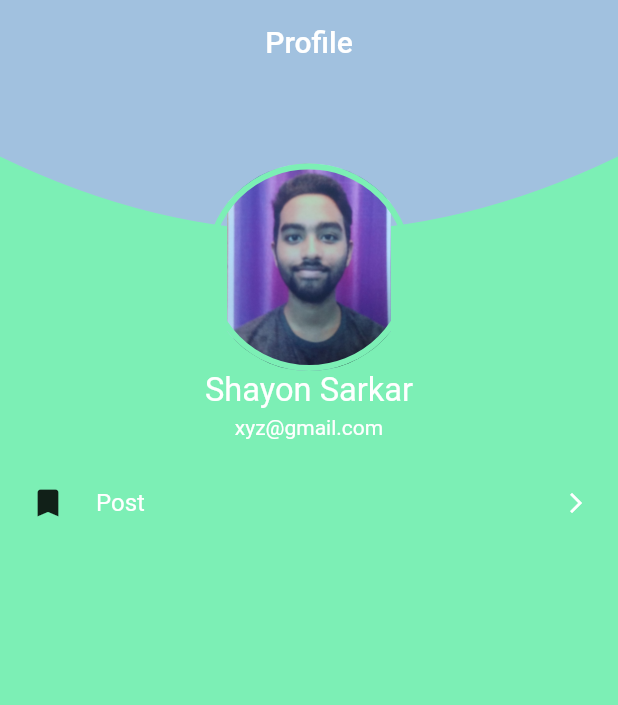
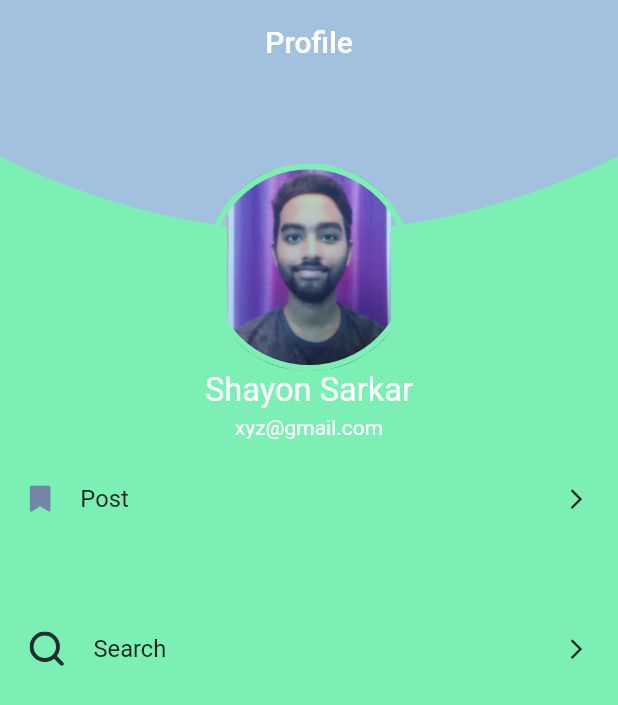
Before and after one commit to gfadu/finymo, a Flutter app: the screen it shows after launch, after a tap on "LOGIN", on a phone screen of 412 x 824 dp. Shown: the top 705 px of the screen. Run offline on Flutter 3.47's test engine with Material 2 defaults, Android fonts, the phone set to English and light mode, and no system bars; our stand-ins replace flutter_svg.

Commit message:
components added

```diff
--- a/lib/components/body.dart
+++ b/lib/components/body.dart
@@ -1,48 +1,147 @@
+
+import 'package:finymo/screen/register.dart';
 import 'package:finymo/size_config.dart';
 import 'package:flutter/material.dart';
-import 'info.dart';
+import 'package:flutter_svg/svg.dart';
 
 class Body extends StatelessWidget {
   @override
   Widget build(BuildContext context) {
-    return Column(children: <Widget>[
-      Info(
-        image: "images/profile.jpg",
-        name: "Shayon Sarkar",
-        email: "xyz@gmail.com",
+    return Column(
+      children: <Widget>[
+        SizedBox(
+          height: SizeConfig.defaultSize * 24,
+          child: Stack(
+            children: <Widget>[
+              ClipPath(
+                clipper: CustomShape(),
+                child: Container(
+                  height: SizeConfig.defaultSize * 15,
+                  color: Color(0x6DEEE5A5BCE4),
                 ),
-      InkWell(
-        onTap: () {},
+              ),
+              Center(
+                child: Column(
+                  mainAxisAlignment: MainAxisAlignment.end,
+                  children: <Widget>[
+                    Container(
+                      height: SizeConfig.defaultSize * 14,
+                      width: SizeConfig.defaultSize * 14,
+                      decoration: BoxDecoration(
+                          shape: BoxShape.circle,
+                          border: Border.all(
+                            color: Color(0xA2F5FF7CEFB5),
+                            width: SizeConfig.defaultSize * 0.4,
+                          ),
+                          image: DecorationImage(
+                            image: AssetImage('images/profile.jpg'),
+                          )),
+                    ),
+                    Text(
+                      'Shayon Sarkar',
+                      style: TextStyle(
+                        fontSize: SizeConfig.defaultSize * 2.2,
+                        color: Colors.white,
+                      ),
+                    ),
+                    SizedBox(
+                      height: SizeConfig.defaultSize / 2,
+                    ),
+                    Text(
+                      "xyz@gmail.com",
+                      style: TextStyle(
+                          fontWeight: FontWeight.w400, color: Colors.white),
+                    )
+                  ],
+                ),
+              )
+            ],
+          ),
+        ),
+        MenuItems(
+          title: "Post",
+          iconsrc: "images/bookmark_fill.svg",
+          press: () {
+            Navigator.of(context).push(
+              MaterialPageRoute(
+                builder: (context)=> Register()
+              )
+            );
+          },
+        ),
+        SizedBox(
+          height: SizeConfig.defaultSize * 2,
+        ),
+        MenuItems(
+          title: "Search",
+          iconsrc: "images/search.svg",
+          press: () {},
+        )
+      ],
+    );
+  }
+}
+
+
+
+class MenuItems extends StatelessWidget {
+  const MenuItems({
+    Key key, this.title, this.press, this.iconsrc,
+  }) : super(key: key);
+  final String  iconsrc,title;
+  final Function press;
+
+  @override
+  Widget build(BuildContext context) {
+    return InkWell(
+      onTap: press,
       child: Padding(
         padding: EdgeInsets.symmetric(
-            horizontal: 20,
-            vertical: 30,
+          horizontal: SizeConfig.defaultSize*2,
+          vertical: SizeConfig.defaultSize*3,
         ),
         child: Row(
           children: <Widget>[
-              Icon(
-                Icons.bookmark,
-              ),
-              SizedBox(width: 20,
+            SvgPicture.asset(iconsrc),
+            SizedBox(
+              width: SizeConfig.defaultSize * 2,
             ),
             Text(
-                "Post",
+              title,
               style: TextStyle(
-                  fontSize: 16,
-                  color: Colors.white,
+                fontSize: SizeConfig.defaultSize * 1.6,
               ),
             ),
             Spacer(),
             Icon(
               Icons.arrow_forward_ios,
-                size: 16,
-                color: Colors.white,
+              size: SizeConfig.defaultSize * 1.6,
             )
           ],
         ),
       ),
-      )
-    ]
     );
   }
 }
+
+class CustomShape extends CustomClipper<Path> {
+  @override
+  Path getClip(Size size) {
+    var path = Path();
+    double height = size.height;
+    double width = size.width;
+    path.lineTo(0, height - 100);
+    path.quadraticBezierTo(width / 2, height, width, height - 100);
+    path.lineTo(width, 0);
+    path.close();
+    return path;
+    // TODO: implement getClip
+    throw UnimplementedError();
+  }
+
+  @override
+  bool shouldReclip(CustomClipper<Path> oldClipper) {
+    // TODO: implement shouldReclip
+    throw UnimplementedError();
+  }
+}
--- a/lib/components/info.dart
+++ /dev/null
@@ -1,84 +0,0 @@
-import 'package:flutter/material.dart';
-import 'package:finymo/size_config.dart';
-
-class Info extends StatelessWidget {
-  const Info({
-    Key key, this.name, this.email, this.image,
-  }) : super(key: key);
-  final String name, email, image;
-
-  @override
-  Widget build(BuildContext context) {
-    return SizedBox(
-      height: SizeConfig.defaultSize * 24,
-      child: Stack(
-        children: <Widget>[
-          ClipPath(
-            clipper: CustomShape(),
-            child: Container(
-              height: SizeConfig.defaultSize * 15,
-              color: Color(0x6DEEE5A5BCE4),
-            ),
-          ),
-          Center(
-            child: Column(
-              mainAxisAlignment: MainAxisAlignment.end,
-              children: <Widget>[
-                Container(
-                  height: SizeConfig.defaultSize * 14,
-                  width: SizeConfig.defaultSize * 14,
-                  decoration: BoxDecoration(
-                      shape: BoxShape.circle,
-                      border: Border.all(
-                        color: Color(0xA2F5FF7CEFB5),
-                        width: SizeConfig.defaultSize * 0.4,
-                      ),
-                      image: DecorationImage(
-                        image: AssetImage(image),
-                      )),
-                ),
-                Text(
-                  name,
-                  style: TextStyle(
-                    fontSize: SizeConfig.defaultSize * 2.2,
-                    color: Colors.white,
-                  ),
-                ),
-                SizedBox(
-                  height: SizeConfig.defaultSize / 2,
-                ),
-                Text(
-                  email,
-                  style: TextStyle(
-                      fontWeight: FontWeight.w400, color: Colors.white),
-                )
-              ],
-            ),
-          )
-        ],
-      ),
-    );
-  }
-}
-
-class CustomShape extends CustomClipper<Path> {
-  @override
-  Path getClip(Size size) {
-    var path = Path();
-    double height = size.height;
-    double width = size.width;
-    path.lineTo(0, height - 100);
-    path.quadraticBezierTo(width / 2, height, width, height - 100);
-    path.lineTo(width, 0);
-    path.close();
-    return path;
-    // TODO: implement getClip
-    throw UnimplementedError();
-  }
-
-  @override
-  bool shouldReclip(CustomClipper<Path> oldClipper) {
-    // TODO: implement shouldReclip
-    throw UnimplementedError();
-  }
-}
--- a/lib/main.dart
+++ b/lib/main.dart
@@ -3,8 +3,9 @@ import 'dart:async';
 import 'package:flutter/cupertino.dart';
 import 'package:flutter/material.dart';
 import 'package:finymo/screen/login.dart';
-import 'package:finymo/utils/constants.dart';
+import 'package:finymo/components/body.dart';
 import 'package:flutter/painting.dart';
+
 
 
 
@@ -17,7 +18,7 @@ class MyApp extends StatelessWidget {
   @override
   Widget build(BuildContext context) {
     return MaterialApp(
-      home: SplashScreen()
+      home: LoginPage()
     );
   }
 }
--- a/lib/screen/login.dart
+++ b/lib/screen/login.dart
@@ -1,6 +1,8 @@
 import 'package:finymo/screen/signup.dart';
+import 'package:flutter/cupertino.dart';
 import 'package:flutter/material.dart';
 import 'package:finymo/screen/Home.dart';
+import 'register.dart';
 
 
 class LoginPage extends StatefulWidget {
@@ -246,11 +248,7 @@ class _LoginState extends State<LoginPage> {
                             ),
                             TextSpan(
                                 text: 'Sign Up',
-                                style: TextStyle(
-                                    color: Colors.white,
-                                    fontSize: 18.0,
-                                    fontWeight: FontWeight.bold
-                                )
+                                style: getStyle(context: context)
                             )
                           ]
                       ),
@@ -265,3 +263,10 @@ class _LoginState extends State<LoginPage> {
     );
   }
 }
+
+//TextStyle(
+//getStyle
+//color: Colors.white,
+//fontWeight: FontWeight.bold,
+//fontSize: getStyle(context: context)
+//)
--- /dev/null
+++ b/lib/screen/register.dart
@@ -0,0 +1,15 @@
+import 'package:flutter/material.dart';
+
+//class Register extends StatelessWidget {
+//  @override
+//  Widget build(BuildContext context) {
+//    return Container();
+//  }
+//}
+TextStyle getStyle({BuildContext context}){
+  return TextStyle(
+    fontSize:18.0,
+    fontWeight: FontWeight.bold,
+    color: Colors.orange
+  );
+}
--- a/pubspec.yaml
+++ b/pubspec.yaml
@@ -24,6 +24,7 @@ dependencies:
   flutter:
     sdk: flutter
   animated_splash_screen: ^1.0.1+2
+  flutter_svg: ^0.17.4
 
 
   # The following adds the Cupertino Icons font to your application.
@@ -52,6 +53,8 @@ flutter:
     - images/google.jpg
     - images/finymo1.png
     - images/profile.jpg
+    - images/bookmark_fill.svg
+    - images/search.svg
 
   # An image asset can refer to one or more resolution-specific "variants", see
   # https://flutter.dev/assets-and-images/#resolution-aware.
```
Also changed, not shown: images/bookmark_fill.svg (added), images/search.svg (added), pubspec.lock. Lines whose indentation alone changed are shown as unchanged.
